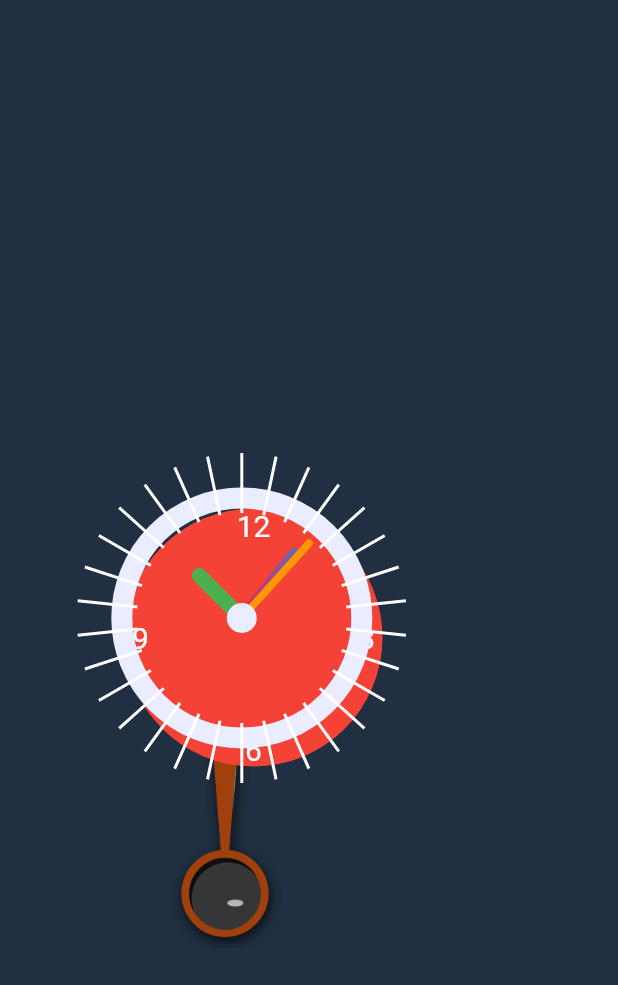
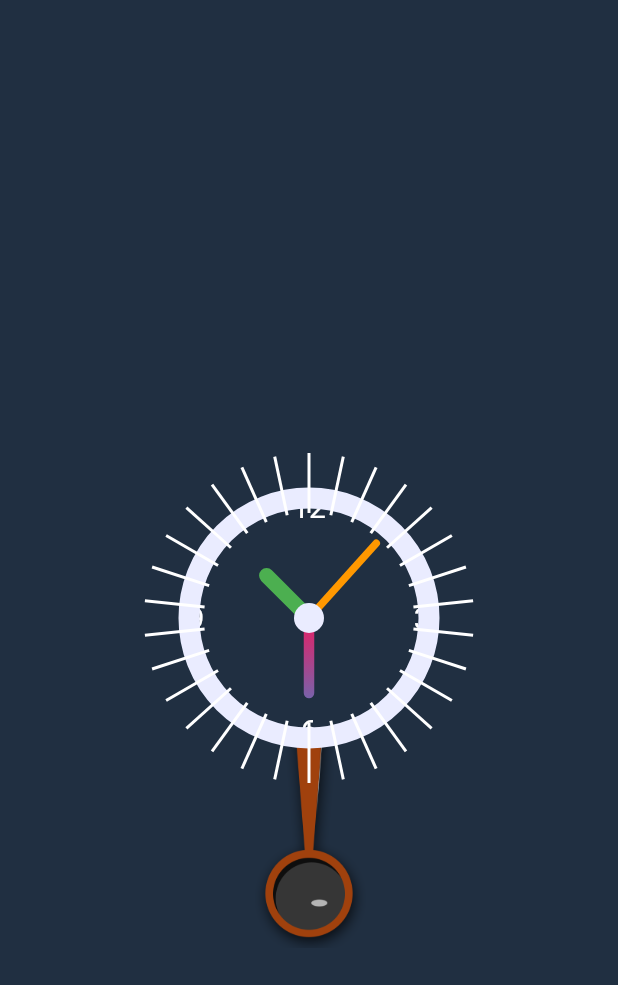
Before and after one commit to riadulIslam008/pandulum-clock-with-getx, a Flutter app: the screen it shows after launch, on a phone screen of 412 x 824 dp. Shown: the top 985 px of the screen. Run offline on Flutter 3.47's test engine with Material 2 defaults, Android fonts, the phone set to English and light mode, and no system bars; our stand-ins replace get.

Commit message:
breaking ui changes

```diff
--- a/lib/MyApp/View/PandulamClock.dart
+++ b/lib/MyApp/View/PandulamClock.dart
@@ -15,6 +15,7 @@ class PandulamClock extends StatelessWidget {
     return Scaffold(
       backgroundColor: Color(0xFF202F41),
       body: Stack(
+        alignment: Alignment.center,
         children: [
           Column(
             children: [
@@ -25,8 +26,10 @@ class PandulamClock extends StatelessWidget {
                   return Transform(
                     alignment: FractionalOffset(0.5, 0.0),
                     transform: Matrix4.rotationZ(controller.animation.value),
+                    child: Center(
                       child: Container(
                         child: PandulamUI(),
+                      ),
                     ),
                   );
                 },
@@ -37,11 +40,11 @@ class PandulamClock extends StatelessWidget {
 //
 // ─── THIS IS TIME SHOW SCETION  TRY TO COMMENT OUT THIS SCETION CZ UI IS NOT PERFECT
 //
-          Positioned(
-            top: Get.height / 2 - 73,
-            left: 83,
+          Center(
+            // top: Get.height / 2 - 73,
+            // left: 83,
             child: CircleAvatar(
-              backgroundColor: Colors.red,
+              backgroundColor: Color(0xFF202F41),
               radius: Get.width / 4 - 17,
               child: Stack(
                 children: [
@@ -67,8 +70,10 @@ class PandulamClock extends StatelessWidget {
               ),
             ),
           ),
-          Container(
-            alignment: FractionalOffset(0.1, 0.5),
+
+          Center(
+            child: Container(
+              alignment: FractionalOffset(0.5, 0.5),
               child: GetBuilder<ClockController>(
                 init: ClockController(),
                 builder: (controller) {
@@ -76,6 +81,7 @@ class PandulamClock extends StatelessWidget {
                 },
               ),
             ),
+          ),
         ],
       ),
     );
--- a/lib/MyApp/View/Widgets/ClockUI.dart
+++ b/lib/MyApp/View/Widgets/ClockUI.dart
@@ -42,7 +42,7 @@ class ClockPainter extends CustomPainter {
     // ─── OUTLINED CIRCLE ─────────────────────────────────────────────
     //
     var outlinedPaint = Paint()
-      ..color = Color(0xFFEAECFF)
+      ..color = Color(0xFFEAECFF) //0xFFEAECFF
       ..style = PaintingStyle.stroke
       ..strokeWidth = 14;
     canvas.drawCircle(center, redius - 30, outlinedPaint);
@@ -78,8 +78,8 @@ class ClockPainter extends CustomPainter {
       ..strokeCap = StrokeCap.round
       ..strokeWidth = 7;
 
-    var minHandX = centerX + 50 * cos(_date.minute * pi / 180);
-    var minHandY = centerX + 70 * sin(_date.minute * pi / 180);
+    var minHandX = centerX + 50 * cos(_date.minute * 6 * pi / 180);
+    var minHandY = centerX + 50 * sin(_date.minute * 6 * pi / 180);
 //     canvas.drawLine(center,Offset(centerX-35 ,centerY+35),minBrush);
     canvas.drawLine(center, Offset(minHandX, minHandY), minBrush);
 
--- a/lib/MyApp/View/Widgets/PandulamUI.dart
+++ b/lib/MyApp/View/Widgets/PandulamUI.dart
@@ -7,7 +7,7 @@ class PandulamUI extends StatelessWidget {
   Widget build(BuildContext context) {
     return Container(
       height: 220,
-      width: 300,
+   //   width: 300,
       child: Image.asset("images/pandulum.png"),
     );
   }
```
Lines whose indentation alone changed are shown as unchanged.
